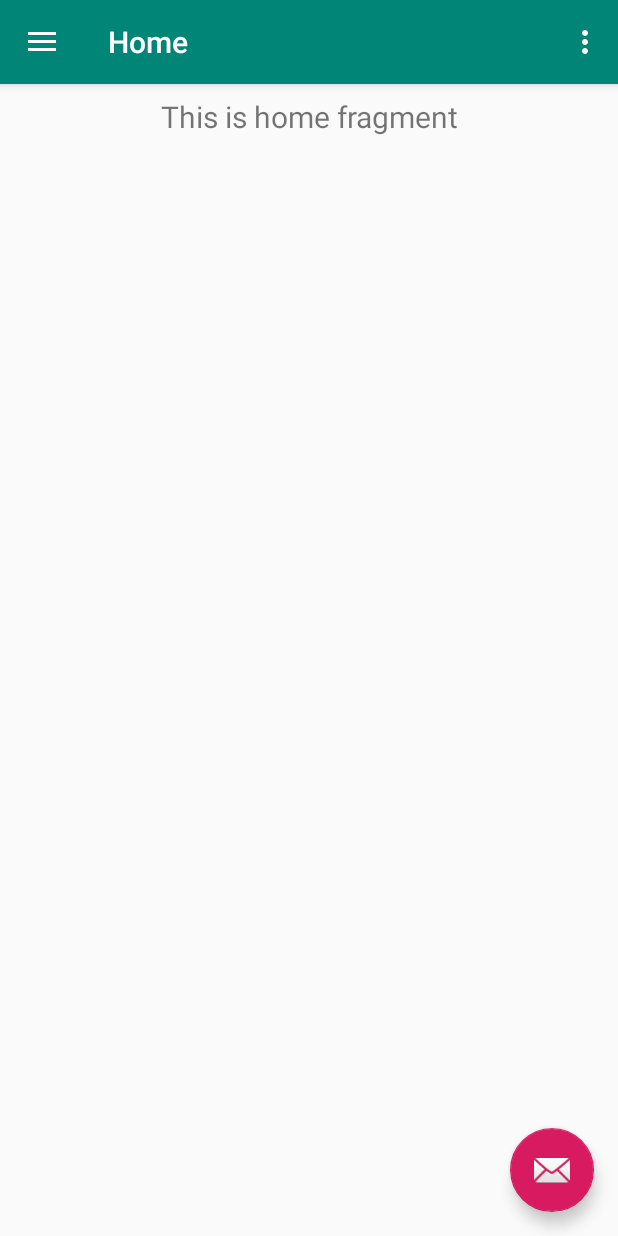
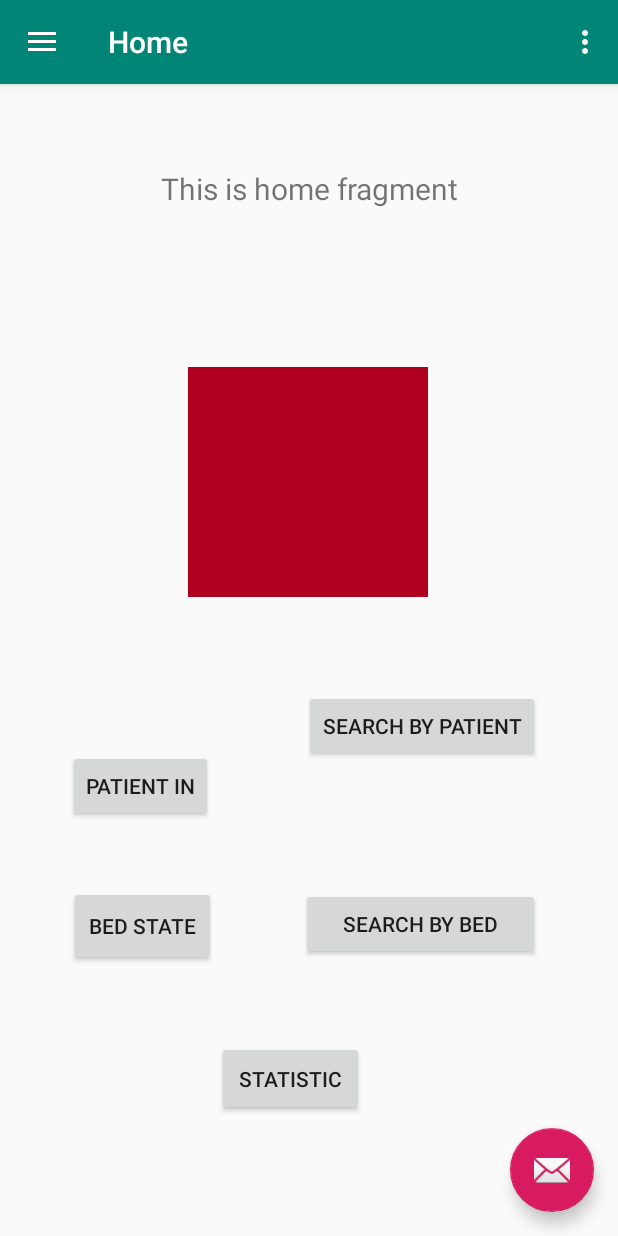
Before and after one commit to alexgrb/PatientIndex, an Android app: the screen it shows after launch (MainActivity), on a phone screen of 412 x 824 dp. Run offline under Robolectric (Android 15) with nearby library versions, the phone set to English and light mode, and no system bars; our stand-ins replace navigation-ui.

Commit message:
Buttons on home page

```diff
--- a/app/src/main/res/layout/fragment_home.xml
+++ b/app/src/main/res/layout/fragment_home.xml
@@ -1,6 +1,7 @@
 <?xml version="1.0" encoding="utf-8"?>
 <androidx.constraintlayout.widget.ConstraintLayout xmlns:android="http://schemas.android.com/apk/res/android"
     xmlns:app="http://schemas.android.com/apk/res-auto"
+    xmlns:tools="http://schemas.android.com/tools"
     android:layout_width="match_parent"
     android:layout_height="match_parent">
 
@@ -9,11 +10,87 @@
         android:layout_width="match_parent"
         android:layout_height="wrap_content"
         android:layout_marginStart="8dp"
-        android:layout_marginTop="8dp"
+        android:layout_marginTop="56dp"
         android:layout_marginEnd="8dp"
         android:textAlignment="center"
         android:textSize="20sp"
         app:layout_constraintEnd_toEndOf="parent"
+        app:layout_constraintHorizontal_bias="0.0"
+        app:layout_constraintStart_toStartOf="parent"
+        app:layout_constraintTop_toTopOf="parent"
+        tools:text="@string/home_text" />
+
+    <Button
+        android:id="@+id/button"
+        android:layout_width="wrap_content"
+        android:layout_height="wrap_content"
+        android:layout_marginBottom="276dp"
+        android:text="@string/home_in_button"
+        app:layout_constraintBottom_toBottomOf="parent"
+        app:layout_constraintEnd_toEndOf="parent"
+        app:layout_constraintHorizontal_bias="0.144"
+        app:layout_constraintStart_toStartOf="parent"
+        app:layout_constraintTop_toTopOf="parent"
+        app:layout_constraintVertical_bias="1.0" />
+
+    <Button
+        android:id="@+id/button2"
+        android:layout_width="wrap_content"
+        android:layout_height="wrap_content"
+        android:layout_marginTop="404dp"
+        android:layout_marginEnd="52dp"
+        android:text="@string/home_searchPatient_button"
+        app:layout_constraintEnd_toEndOf="parent"
+        app:layout_constraintHorizontal_bias="1.0"
         app:layout_constraintStart_toStartOf="parent"
         app:layout_constraintTop_toTopOf="parent" />
+
+    <Button
+        android:id="@+id/button3"
+        android:layout_width="159dp"
+        android:layout_height="48dp"
+        android:layout_marginEnd="52dp"
+        android:layout_marginBottom="184dp"
+        android:text="@string/home_searchRoom_button"
+        app:layout_constraintBottom_toBottomOf="parent"
+        app:layout_constraintEnd_toEndOf="parent"
+        app:layout_constraintHorizontal_bias="1.0"
+        app:layout_constraintStart_toStartOf="parent" />
+
+    <Button
+        android:id="@+id/button4"
+        android:layout_width="98dp"
+        android:layout_height="50dp"
+        android:layout_marginEnd="156dp"
+        android:layout_marginBottom="80dp"
+        android:text="@string/home_statistic_button"
+        app:layout_constraintBottom_toBottomOf="parent"
+        app:layout_constraintEnd_toEndOf="parent"
+        app:layout_constraintHorizontal_bias="0.917"
+        app:layout_constraintStart_toStartOf="parent" />
+
+    <Button
+        android:id="@+id/button5"
+        android:layout_width="98dp"
+        android:layout_height="53dp"
+        android:layout_marginEnd="264dp"
+        android:layout_marginBottom="180dp"
+        android:text="@string/home_bedState_button"
+        app:layout_constraintBottom_toBottomOf="parent"
+        app:layout_constraintEnd_toEndOf="parent"
+        app:layout_constraintHorizontal_bias="0.918"
+        app:layout_constraintStart_toStartOf="parent" />
+
+    <ImageView
+        android:id="@+id/imageView2"
+        android:layout_width="160dp"
+        android:layout_height="153dp"
+        android:layout_marginTop="180dp"
+        app:layout_constraintBottom_toBottomOf="parent"
+        app:layout_constraintEnd_toEndOf="parent"
+        app:layout_constraintHorizontal_bias="0.498"
+        app:layout_constraintStart_toStartOf="parent"
+        app:layout_constraintTop_toTopOf="parent"
+        app:layout_constraintVertical_bias="0.02"
+        app:srcCompat="@color/design_default_color_error" />
 </androidx.constraintlayout.widget.ConstraintLayout>
--- a/app/src/main/res/values/strings.xml
+++ b/app/src/main/res/values/strings.xml
@@ -13,4 +13,13 @@
     <string name="menu_tools">Tools</string>
     <string name="menu_share">Share</string>
     <string name="menu_send">Send</string>
+
+
+    <string name="home_text">Welcome on Valais Hospital App</string>
+    <string name="home_in_button">Patient IN</string>
+    <string name="home_searchPatient_button">Search by Patient</string>
+    <string name="home_searchRoom_button">Search by Bed</string>
+    <string name="home_statistic_button">Statistic</string>
+    <string name="home_bedState_button">Bed State</string>
+
 </resources>
```
